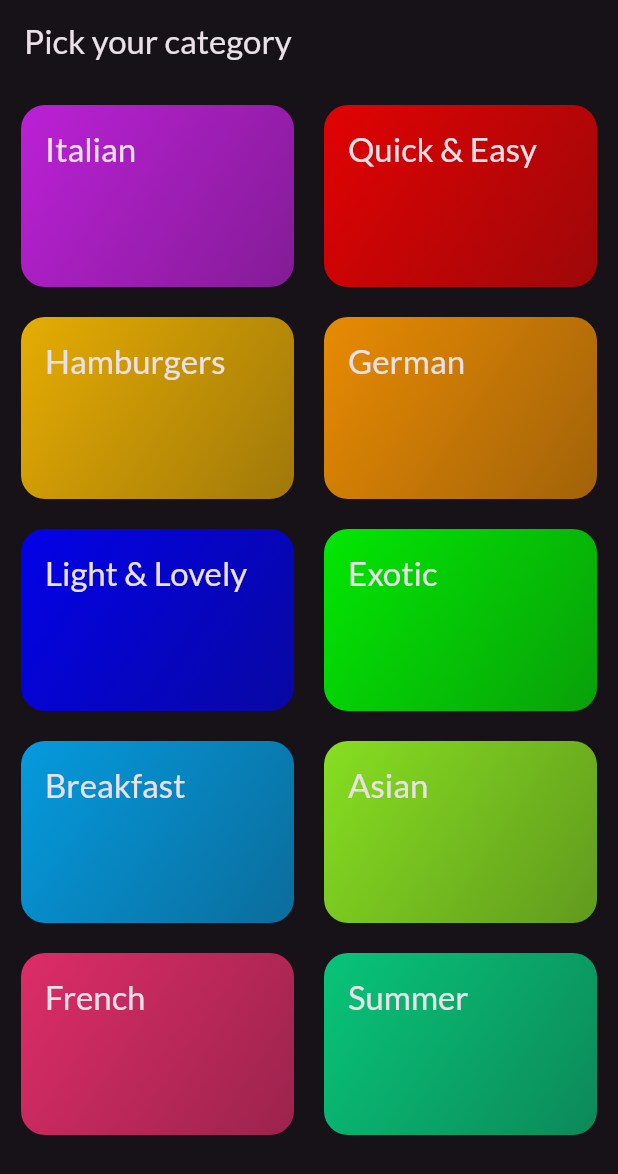
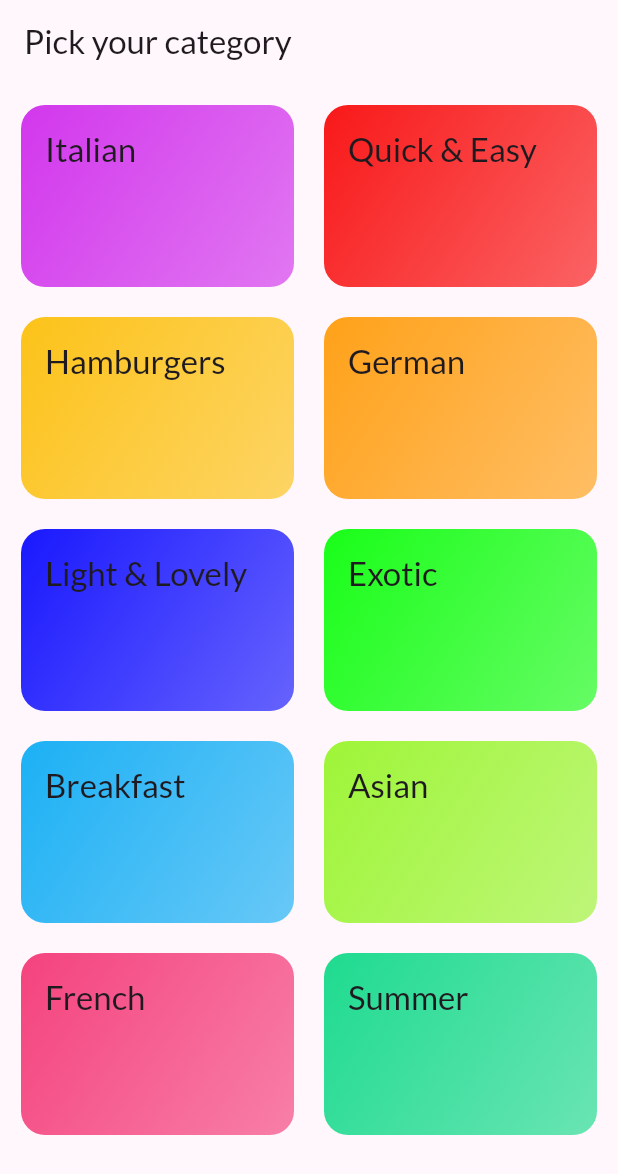
Before and after one commit to AtharvaParadkar/Meals-App, a Flutter app: the screen it shows after launch, on a phone screen of 412 x 824 dp. Shown: the top 1174 px of the screen. Run offline on Flutter 3.47's test engine with Material 3 defaults, Android fonts, the phone set to English and light mode, and no system bars; our stand-ins replace google_fonts, transparent_image.

Commit message:
Added System Theme Mode

```diff
--- a/lib/main.dart
+++ b/lib/main.dart
@@ -2,7 +2,14 @@ import 'package:flutter/material.dart';
 import 'package:google_fonts/google_fonts.dart';
 import 'package:meals_app/screens/categories.dart';
 
-final theme = ThemeData(
+final lightTheme = ThemeData(
+  colorScheme: ColorScheme.fromSeed(
+    brightness: Brightness.light,
+    seedColor: const Color.fromARGB(255, 200, 0, 255),
+  ),
+  textTheme: GoogleFonts.latoTextTheme(),
+);
+final darkTheme = ThemeData(
   colorScheme: ColorScheme.fromSeed(
     brightness: Brightness.dark,
     seedColor: const Color.fromARGB(255, 200, 0, 255),
@@ -21,7 +28,9 @@ class MyApp extends StatelessWidget {
   Widget build(BuildContext context) {
     return MaterialApp(
       debugShowCheckedModeBanner: false,
-      theme: theme,
+      theme: lightTheme,
+      darkTheme: darkTheme,
+      themeMode: ThemeMode.system,
       home: const CategoriesScreen(),
     );
   }
```
